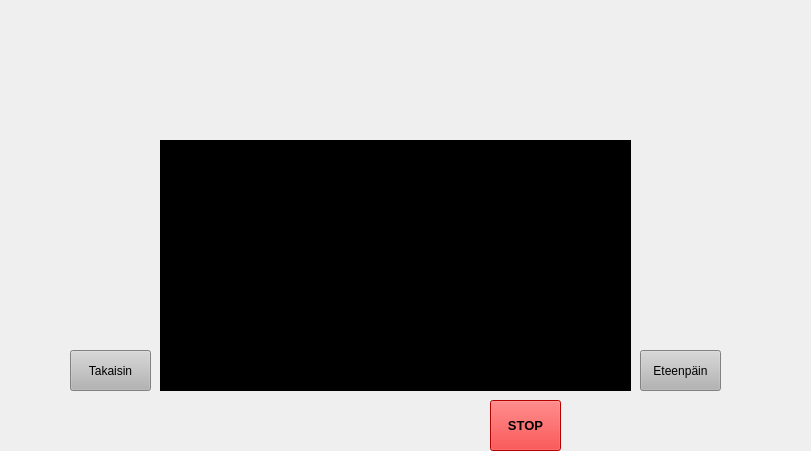
Before: the Qt Designer form bank_automat/transactionsform.ui in nikopippuri/atm-project, drawn with Qt 5; both pictures show x 0 to 811 and y 0 to 451 of the 1234 by 755 pixel window.
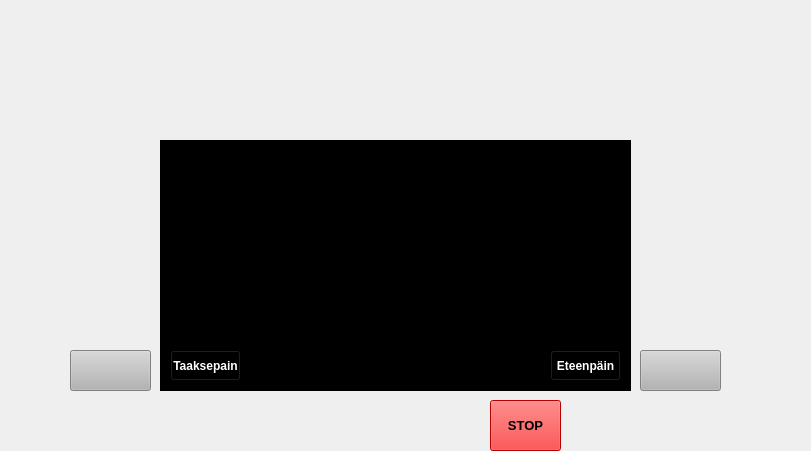
After: the same form once the commit is applied.

Commit message: Transaction nappuloista tekstit pois

The edit to the form file:
```diff
--- a/bank_automat/transactionsform.ui
+++ b/bank_automat/transactionsform.ui
@@ -16,20 +16,25 @@
   <widget class="QListWidget" name="listWidgetTransactions">
    <property name="geometry">
     <rect>
-     <x>160</x>
+     <x>250</x>
      <y>140</y>
-     <width>471</width>
+     <width>381</width>
      <height>251</height>
     </rect>
    </property>
    <property name="font">
     <font>
      <bold>true</bold>
+     <kerning>true</kerning>
     </font>
    </property>
    <property name="styleSheet">
     <string notr="true">color: rgb(255, 255, 255);
-background-color: rgb(0, 0, 0);</string>
+background-color: rgb(0, 0, 0);
+border: none;</string>
+   </property>
+   <property name="lineWidth">
+    <number>1</number>
    </property>
   </widget>
   <widget class="QPushButton" name="btnStop">
@@ -68,7 +73,7 @@
     <string notr="true">background-color: rgb(180, 180, 180);</string>
    </property>
    <property name="text">
-    <string>Eteenpäin</string>
+    <string/>
    </property>
   </widget>
   <widget class="QPushButton" name="btnPrevious">
@@ -84,9 +89,79 @@
     <string notr="true">background-color: rgb(180, 180, 180);</string>
    </property>
    <property name="text">
-    <string>Takaisin</string>
+    <string/>
    </property>
   </widget>
+  <widget class="QPushButton" name="btnNext_2">
+   <property name="geometry">
+    <rect>
+     <x>550</x>
+     <y>350</y>
+     <width>71</width>
+     <height>31</height>
+    </rect>
+   </property>
+   <property name="font">
+    <font>
+     <bold>true</bold>
+    </font>
+   </property>
+   <property name="styleSheet">
+    <string notr="true">color: rgb(255, 255, 255);
+background-color: rgb(0, 0, 0);</string>
+   </property>
+   <property name="text">
+    <string>Eteenpäin</string>
+   </property>
+  </widget>
+  <widget class="QPushButton" name="btnPrevious_2">
+   <property name="geometry">
+    <rect>
+     <x>170</x>
+     <y>350</y>
+     <width>71</width>
+     <height>31</height>
+    </rect>
+   </property>
+   <property name="font">
+    <font>
+     <bold>true</bold>
+    </font>
+   </property>
+   <property name="styleSheet">
+    <string notr="true">color: rgb(255, 255, 255);
+background-color: rgb(0, 0, 0);</string>
+   </property>
+   <property name="text">
+    <string>Taaksepain</string>
+   </property>
+  </widget>
+  <widget class="QListWidget" name="listWidgetTransactions_2">
+   <property name="geometry">
+    <rect>
+     <x>160</x>
+     <y>140</y>
+     <width>471</width>
+     <height>251</height>
+    </rect>
+   </property>
+   <property name="font">
+    <font>
+     <bold>true</bold>
+    </font>
+   </property>
+   <property name="styleSheet">
+    <string notr="true">color: rgb(255, 255, 255);
+background-color: rgb(0, 0, 0);</string>
+   </property>
+  </widget>
+  <zorder>listWidgetTransactions_2</zorder>
+  <zorder>listWidgetTransactions</zorder>
+  <zorder>btnStop</zorder>
+  <zorder>btnNext</zorder>
+  <zorder>btnPrevious</zorder>
+  <zorder>btnNext_2</zorder>
+  <zorder>btnPrevious_2</zorder>
  </widget>
  <resources/>
  <connections/>
```
The commit also changes 3 other files.
